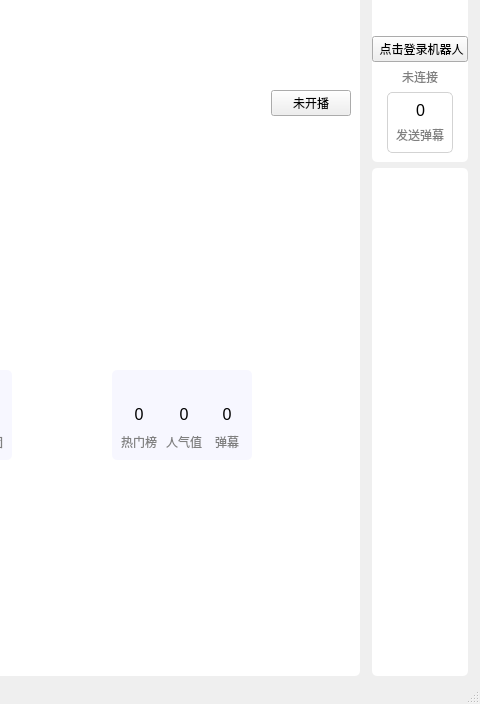
First picture: the form in mainwindow/mainwindow.ui, repository iwxyi/Bilibili-MagicalDanmaku, before the edit; both pictures show x 301 to 781 and y 93 to 797 of the 781 by 797 pixel window.
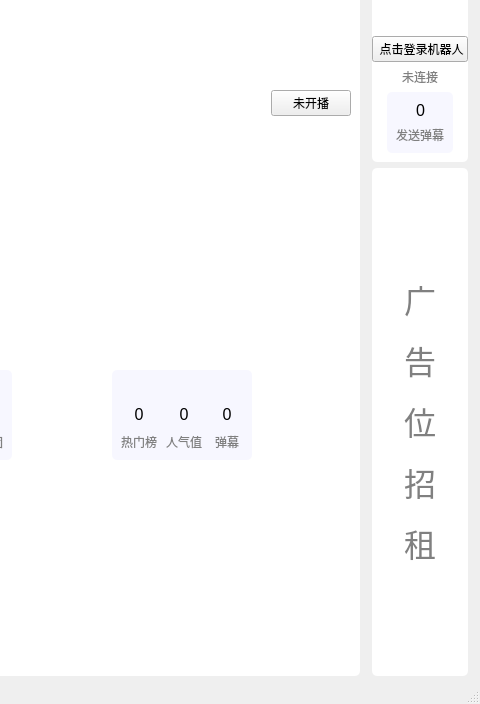
Second picture: the form after the edit. Icons and pictures are not drawn. Custom widgets are drawn as their Qt base class.

Commit message: 优化房间页卡片自适应主题色

Diff of the .ui file:
```diff
--- a/mainwindow/mainwindow.ui
+++ b/mainwindow/mainwindow.ui
@@ -1062,12 +1062,12 @@
                  <property name="styleSheet">
                   <string notr="true">#robotSendCountCard
 {
-	background: transparent;
+	background: #F7F7FF;
 	border-radius: 5px;
-	border: 1px solid lightgray;
+	border: 0px solid lightgray;
 }
 
-#robotSendCountCard:hover
+#robotSendCountCard0:hover
 {
 	background: #F7F7FF;
 }</string>
@@ -1200,6 +1200,22 @@
 	border-radius: 5px;
 }</string>
             </property>
+            <layout class="QVBoxLayout" name="verticalLayout_63">
+             <item>
+              <widget class="QLabel" name="label_52">
+               <property name="styleSheet">
+                <string notr="true">font-size: 32px;
+color: gray;</string>
+               </property>
+               <property name="text">
+                <string>&lt;html&gt;&lt;head/&gt;&lt;body&gt;&lt;p&gt;广&lt;/p&gt;&lt;p&gt;告&lt;/p&gt;&lt;p&gt;位&lt;/p&gt;&lt;p&gt;招&lt;/p&gt;&lt;p&gt;租&lt;/p&gt;&lt;/body&gt;&lt;/html&gt;</string>
+               </property>
+               <property name="alignment">
+                <set>Qt::AlignCenter</set>
+               </property>
+              </widget>
+             </item>
+            </layout>
            </widget>
           </item>
          </layout>
```
Left out of the diff: 14 changed lines with no effect on the pictures. The commit also changes 1 other file.
